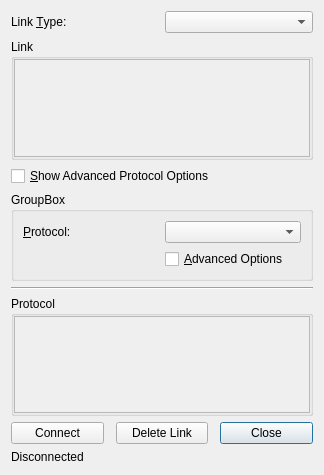
mavlink/qgroundcontrol, file src/ui/CommSettings.ui: the form before one commit.
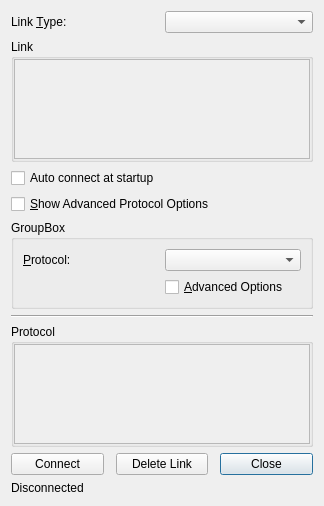
The form after the commit.

Commit message: Connect at application start option in configuration dialog for each link

Diff of the .ui file:
```diff
--- a/src/ui/CommSettings.ui
+++ b/src/ui/CommSettings.ui
@@ -7,7 +7,7 @@
     <x>0</x>
     <y>0</y>
     <width>324</width>
-    <height>475</height>
+    <height>506</height>
    </rect>
   </property>
   <property name="windowTitle">
@@ -63,7 +63,7 @@
            <x>0</x>
            <y>0</y>
            <width>298</width>
-           <height>90</height>
+           <height>92</height>
           </rect>
          </property>
         </widget>
@@ -72,6 +72,13 @@
      </layout>
     </widget>
    </item>
+   <item>
+    <widget class="QCheckBox" name="autoConnectCheckBox">
+     <property name="text">
+      <string>Auto connect at startup</string>
+     </property>
+    </widget>
+   </item>
    <item>
     <widget class="QCheckBox" name="advCheckBox">
      <property name="text">
@@ -155,7 +162,7 @@
            <x>0</x>
            <y>0</y>
            <width>298</width>
-           <height>90</height>
+           <height>92</height>
           </rect>
          </property>
         </widget>
```
Left out of the diff: 3 changed lines with no effect on the pictures. The commit also changes 11 other files.
